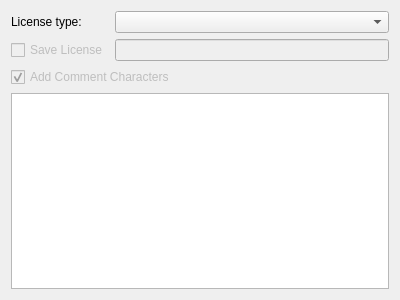
First picture: the form in language/codegen/ui/licensechooser.ui, repository KDE/kdevelop, before the edit.
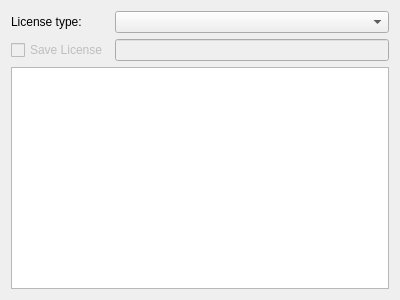
Second picture: the form after the edit. Custom widgets are drawn as their Qt base class.

Commit message:
never add comments in create class wizard, instead add them manually to the license files
this is much simpler, and makes the UI more straight forward. Also:

```diff
--- a/language/codegen/ui/licensechooser.ui
+++ b/language/codegen/ui/licensechooser.ui
@@ -57,19 +57,6 @@
     </widget>
    </item>
    <item row="2" column="0" colspan="2">
-    <widget class="QCheckBox" name="addComment">
-     <property name="enabled">
-      <bool>false</bool>
-     </property>
-     <property name="text">
-      <string>Add Comment Characters</string>
-     </property>
-     <property name="checked">
-      <bool>true</bool>
-     </property>
-    </widget>
-   </item>
-   <item row="3" column="0" colspan="2">
     <widget class="KTextEdit" name="licenseTextEdit"/>
    </item>
   </layout>
```
The commit also changes 10 other files.
